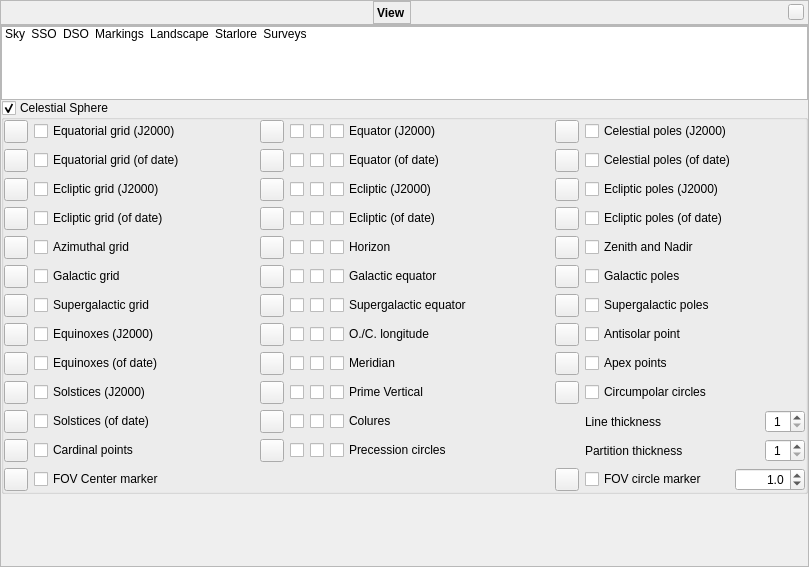
Before: the Qt Designer form src/gui/viewDialog.ui in 519984307/stellarium_src, drawn with Qt 5.
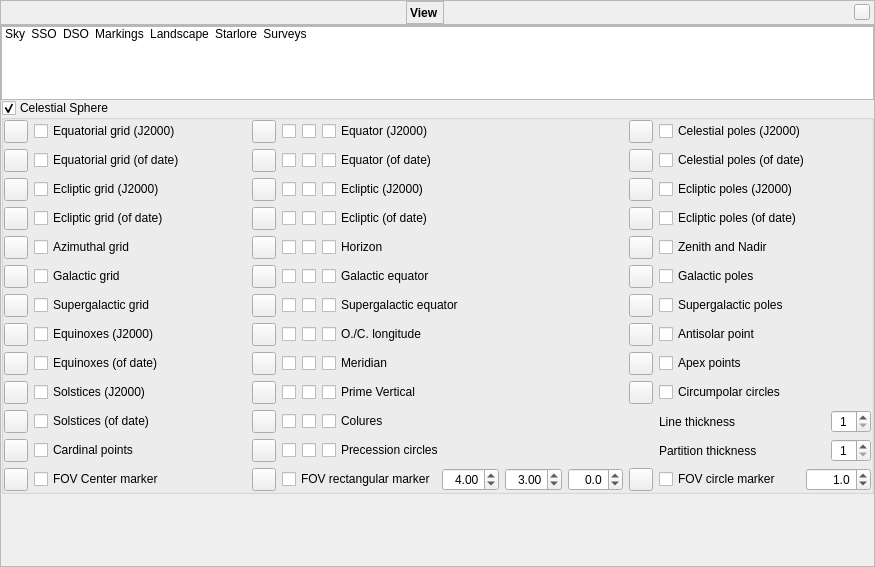
After: the same form once the commit is applied. The open tabs and pages were chosen to show the change. Icons and pictures are not drawn. Custom widgets are drawn as their Qt base class.

Commit message: Added rectangular marker of FOV on the sky

Patch:
```diff
--- a/src/gui/viewDialog.ui
+++ b/src/gui/viewDialog.ui
@@ -6,7 +6,7 @@
    <rect>
     <x>0</x>
     <y>0</y>
-    <width>809</width>
+    <width>875</width>
     <height>567</height>
    </rect>
   </property>
@@ -2752,7 +2752,7 @@
                   <widget class="QDoubleSpinBox" name="fovCircleMarkerSizeDoubleSpinBox">
                    <property name="maximumSize">
                     <size>
-                     <width>70</width>
+                     <width>65</width>
                      <height>16777215</height>
                     </size>
                    </property>
@@ -3549,6 +3549,105 @@
                  </property>
                 </widget>
                </item>
+               <item row="12" column="2">
+                <widget class="QToolButton" name="colorFOVRectangularMarker">
+                 <property name="toolTip">
+                  <string>Color of FOV rectangle marker</string>
+                 </property>
+                </widget>
+               </item>
+               <item row="12" column="3" colspan="3">
+                <layout class="QHBoxLayout" name="horizontalLayout_24">
+                 <item>
+                  <widget class="QCheckBox" name="showFOVRectangularMarkerCheckBox">
+                   <property name="text">
+                    <string>FOV rectangular marker</string>
+                   </property>
+                  </widget>
+                 </item>
+                 <item>
+                  <widget class="QDoubleSpinBox" name="fovRectangularMarkerWidthDoubleSpinBox">
+                   <property name="maximumSize">
+                    <size>
+                     <width>70</width>
+                     <height>16777215</height>
+                    </size>
+                   </property>
+                   <property name="toolTip">
+                    <string>Width of rectangle</string>
+                   </property>
+                   <property name="alignment">
+                    <set>Qt::AlignRight|Qt::AlignTrailing|Qt::AlignVCenter</set>
+                   </property>
+                   <property name="minimum">
+                    <double>0.100000000000000</double>
+                   </property>
+                   <property name="maximum">
+                    <double>25.000000000000000</double>
+                   </property>
+                   <property name="singleStep">
+                    <double>0.100000000000000</double>
+                   </property>
+                   <property name="value">
+                    <double>4.000000000000000</double>
+                   </property>
+                  </widget>
+                 </item>
+                 <item>
+                  <widget class="QDoubleSpinBox" name="fovRectangularMarkerHeightDoubleSpinBox">
+                   <property name="maximumSize">
+                    <size>
+                     <width>70</width>
+                     <height>16777215</height>
+                    </size>
+                   </property>
+                   <property name="toolTip">
+                    <string>Height of rectangle</string>
+                   </property>
+                   <property name="alignment">
+                    <set>Qt::AlignRight|Qt::AlignTrailing|Qt::AlignVCenter</set>
+                   </property>
+                   <property name="minimum">
+                    <double>0.100000000000000</double>
+                   </property>
+                   <property name="maximum">
+                    <double>25.000000000000000</double>
+                   </property>
+                   <property name="singleStep">
+                    <double>0.100000000000000</double>
+                   </property>
+                   <property name="value">
+                    <double>3.000000000000000</double>
+                   </property>
+                  </widget>
+                 </item>
+                 <item>
+                  <widget class="QDoubleSpinBox" name="fovRectangularMarkerRotationAngleDoubleSpinBox">
+                   <property name="maximumSize">
+                    <size>
+                     <width>70</width>
+                     <height>16777215</height>
+                    </size>
+                   </property>
+                   <property name="toolTip">
+                    <string>Rotation angle of rectangle</string>
+                   </property>
+                   <property name="alignment">
+                    <set>Qt::AlignRight|Qt::AlignTrailing|Qt::AlignVCenter</set>
+                   </property>
+                   <property name="decimals">
+                    <number>1</number>
+                   </property>
+                   <property name="minimum">
+                    <double>-90.000000000000000</double>
+                   </property>
+                   <property name="maximum">
+                    <double>90.000000000000000</double>
+                   </property>
+                  </widget>
+                 </item>
+                </layout>
+               </item>
               </layout>
              </item>
             </layout>
```
The commit also changes 6 other files.
